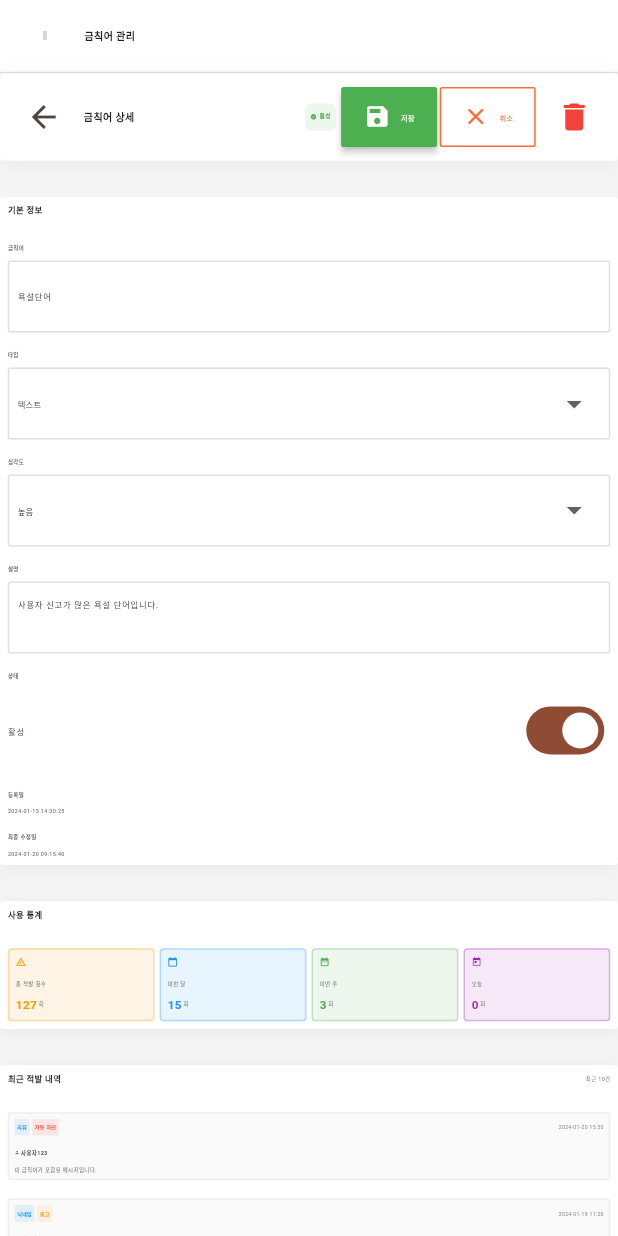
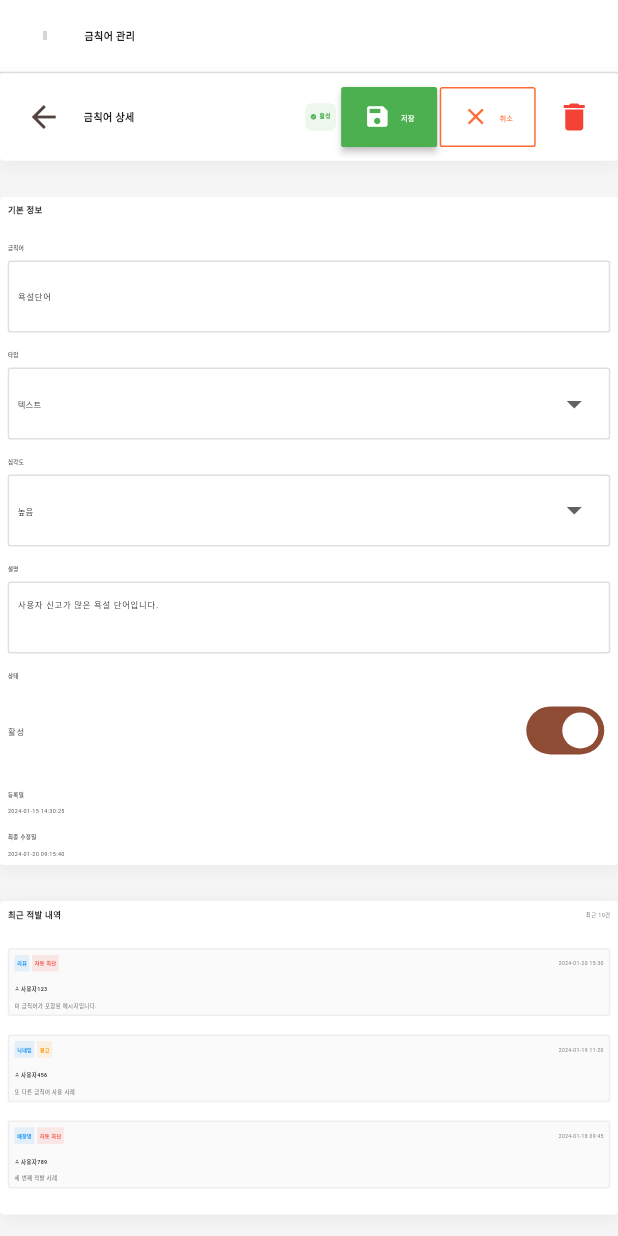
Before and after one commit to dev-yumyum/yumyum_admin, a Flutter app: the BannedWordDetailPage screen opened by its route, after a tap on "수정", on a phone screen of 412 x 824 dp. Run offline on Flutter 3.47's test engine with Material 3 defaults, Android fonts, the phone set to English and light mode, and no system bars; our stand-ins replace csv, dio, file_picker, fl_chart, flutter_riverpod, flutter_screenutil and 4 more; missing offline and left inert: dart:html, universal_html; accounts and stored records are empty; grey boxes are pictures that could not be loaded.

Commit message:
refactor: 금칙어 상세페이지에서 사용 통계 섹션 제거

```diff
--- a/lib/features/nicknames/presentation/pages/banned_word_detail_page.dart
+++ b/lib/features/nicknames/presentation/pages/banned_word_detail_page.dart
@@ -113,10 +113,6 @@ class _BannedWordDetailPageState extends ConsumerState<BannedWordDetailPage> {
                 children: [
                   // 기본 정보
                   _buildBasicInfoSection(),
-                  const SizedBox(height: 24),
-
-                  // 사용 통계
-                  _buildUsageStatsSection(),
                   const SizedBox(height: 24),
 
                   // 적발 내역
@@ -430,130 +426,6 @@ class _BannedWordDetailPageState extends ConsumerState<BannedWordDetailPage> {
               '2024-01-20 09:15:40',
               style: TextStyle(fontSize: 13.sp),
             ),
-          ),
-        ],
-      ),
-    );
-  }
-
-  Widget _buildUsageStatsSection() {
-    return Container(
-      padding: EdgeInsets.all(24.w),
-      decoration: BoxDecoration(
-        color: Colors.white,
-        borderRadius: BorderRadius.circular(12.r),
-        boxShadow: [
-          BoxShadow(
-            color: Colors.black.withOpacity(0.05),
-            blurRadius: 10,
-            offset: const Offset(0, 2),
-          ),
-        ],
-      ),
-      child: Column(
-        crossAxisAlignment: CrossAxisAlignment.start,
-        children: [
-          Text(
-            '사용 통계',
-            style: TextStyle(
-              fontSize: 20.sp,
-              fontWeight: FontWeight.bold,
-            ),
-          ),
-          SizedBox(height: 24.h),
-
-          Row(
-            children: [
-              Expanded(
-                child: _buildStatCard(
-                  '총 적발 횟수',
-                  '127',
-                  '회',
-                  Icons.warning_amber,
-                  Colors.orange,
-                ),
-              ),
-              SizedBox(width: 16.w),
-              Expanded(
-                child: _buildStatCard(
-                  '이번 달',
-                  '15',
-                  '회',
-                  Icons.calendar_today,
-                  Colors.blue,
-                ),
-              ),
-              SizedBox(width: 16.w),
-              Expanded(
-                child: _buildStatCard(
-                  '이번 주',
-                  '3',
-                  '회',
-                  Icons.date_range,
-                  Colors.green,
-                ),
-              ),
-              SizedBox(width: 16.w),
-              Expanded(
-                child: _buildStatCard(
-                  '오늘',
-                  '0',
-                  '회',
-                  Icons.today,
-                  Colors.purple,
-                ),
-              ),
-            ],
-          ),
-        ],
-      ),
-    );
-  }
-
-  Widget _buildStatCard(String label, String value, String unit, IconData icon, Color color) {
-    return Container(
-      padding: EdgeInsets.all(20.w),
-      decoration: BoxDecoration(
-        color: color.withOpacity(0.1),
-        borderRadius: BorderRadius.circular(12.r),
-        border: Border.all(color: color.withOpacity(0.3)),
-      ),
-      child: Column(
-        crossAxisAlignment: CrossAxisAlignment.start,
-        children: [
-          Icon(icon, color: color, size: 32.sp),
-          SizedBox(height: 12.h),
-          Text(
-            label,
-            style: TextStyle(
-              fontSize: 13.sp,
-              color: Colors.grey[700],
-            ),
-          ),
-          SizedBox(height: 8.h),
-          Row(
-            crossAxisAlignment: CrossAxisAlignment.end,
-            children: [
-              Text(
-                value,
-                style: TextStyle(
-                  fontSize: 28.sp,
-                  fontWeight: FontWeight.bold,
-                  color: color,
-                ),
-              ),
-              SizedBox(width: 4.w),
-              Padding(
-                padding: EdgeInsets.only(bottom: 4.h),
-                child: Text(
-                  unit,
-                  style: TextStyle(
-                    fontSize: 14.sp,
-                    color: Colors.grey[600],
-                  ),
-                ),
-              ),
-            ],
           ),
         ],
       ),
```
